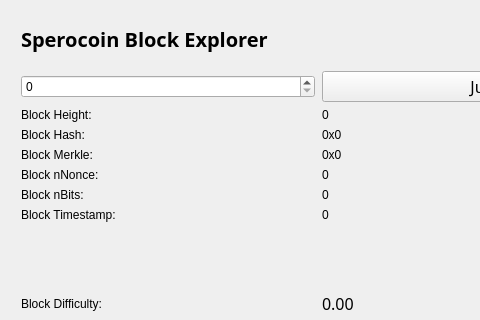
The window that src/qt/forms/blockbrowser.ui (LightBurdenOfficial/SperoCoin) describes before a commit, drawn with Qt 5; both pictures show x 0 to 480 and y 0 to 320 of the 760 by 499 pixel window.
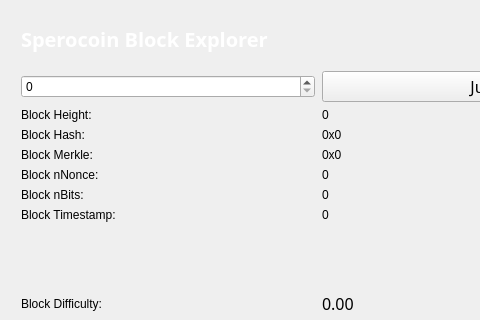
The same window after the commit.

```diff
--- a/src/qt/forms/blockbrowser.ui
+++ b/src/qt/forms/blockbrowser.ui
@@ -71,13 +71,13 @@
           <font>
            <family>Century Gothic</family>
            <pointsize>12</pointsize>
-           <weight>9</weight>
+           <weight>50</weight>
            <italic>false</italic>
            <bold>false</bold>
           </font>
          </property>
          <property name="text">
-          <string>&lt;html&gt;&lt;head/&gt;&lt;body&gt;&lt;p&gt;&lt;span style=&quot; font-size:20px; font-weight:600; color:#000000;&quot;&gt;Sperocoin Block Explorer &lt;/span&gt;&lt;/p&gt;&lt;/body&gt;&lt;/html&gt;</string>
+          <string>&lt;html&gt;&lt;head/&gt;&lt;body&gt;&lt;p&gt;&lt;span style=&quot; font-size:20px; font-weight:600; color:#ffffff;&quot;&gt;Sperocoin Block Explorer &lt;/span&gt;&lt;/p&gt;&lt;/body&gt;&lt;/html&gt;</string>
          </property>
         </widget>
        </item>
```
Left out of the diff: 38 changed lines with no effect on the pictures.
